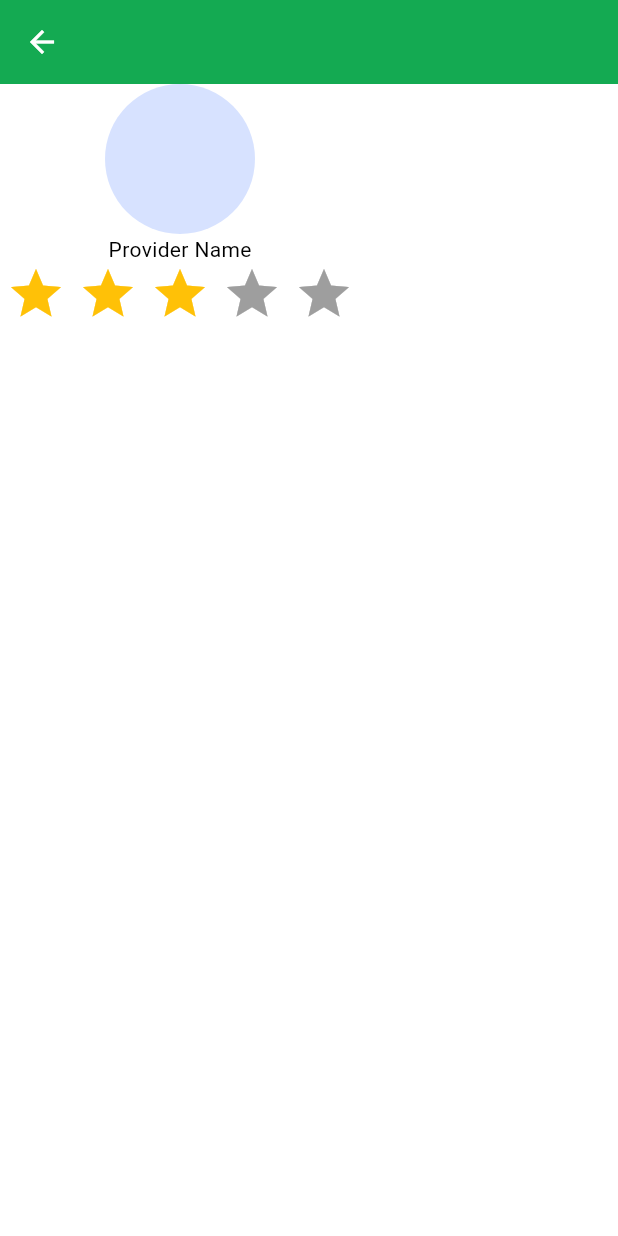
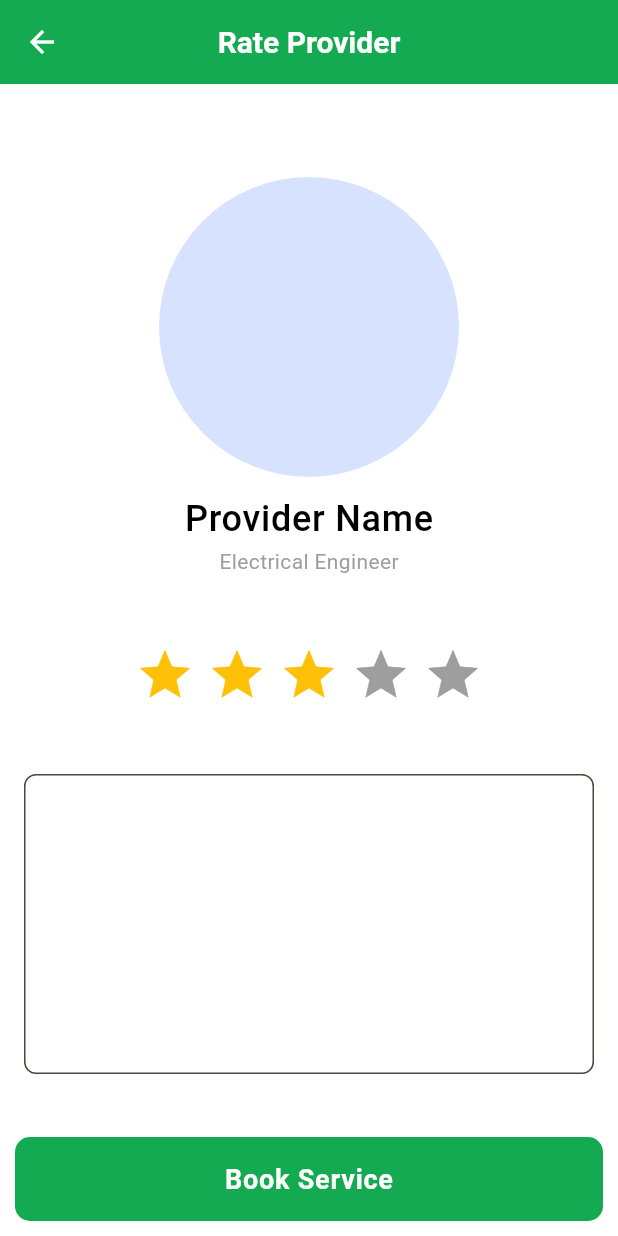
Before and after one commit to Awesomewsdm/service_masters, a Flutter app: the ReviewAndRateProviderScreen screen opened by its route, on a phone screen of 412 x 824 dp. Run offline on Flutter 3.47's test engine with Material 3 defaults, Android fonts, the phone set to English and light mode, and no system bars; drawn by our look-alikes of flutter_rating_bar; our stand-ins replace auto_route, chat_bubbles, cloud_firestore, equatable, firebase_auth, firebase_core and 19 more; missing offline and left inert: agora_rtc_engine, flutter_google_maps_webservices; accounts and stored records are empty.

Commit message:
new commit

```diff
--- a/lib/common/barrels.dart
+++ b/lib/common/barrels.dart
@@ -51,11 +51,13 @@ export "package:service_masters/common/components/methods/break_strings_break_st
 export "package:service_masters/common/components/provider_card_widget.dart";
 export "package:service_masters/common/components/service_card_widget.dart";
 export "package:service_masters/common/components/service_provider_card_widget.dart";
+export "package:service_masters/common/components/snackbar/show_error_snackbar.dart";
 export "package:service_masters/common/components/text/primary_text_widget.dart";
 export "package:service_masters/common/components/text/title_with_description_widget.dart";
 export "package:service_masters/common/components/theme_toggle_button.dart";
 export "package:service_masters/common/components/user_profile/profile_image.dart";
 export "package:service_masters/common/dummy_data.dart";
+export "package:service_masters/common/loading/overlay_loading_widget.dart";
 export "package:service_masters/common/models/user_model.dart";
 export "package:service_masters/common/repositories/user_repository.dart";
 export "package:service_masters/common/routes/app_router_observer.dart";
@@ -93,6 +95,7 @@ export "package:service_masters/service_providers/view/service_providers_screen.
 export "package:service_masters/sign_in/bloc/sign_in_bloc.dart";
 export "package:service_masters/sign_in/view/sign_in_screen.dart";
 export "package:service_masters/sign_up/bloc/sign_up_bloc.dart";
+export "package:service_masters/sign_up/bloc/sign_up_state.dart";
 export "package:service_masters/sign_up/view/sign_up_screen.dart";
 export "package:service_masters/verify_user/views/enter_email_address_screen.dart";
 export "package:service_masters/verify_user/views/enter_phone_number_screen.dart";
--- a/lib/payment/view/payment_screen.dart
+++ b/lib/payment/view/payment_screen.dart
@@ -110,7 +110,8 @@ class _PaymentScreenState extends State<PaymentScreen> {
           child: FloatingActionButton(
             elevation: 0,
             backgroundColor: tPrimaryColor,
-            onPressed: () => context.router.push(const PaymentRoute()),
+            onPressed: () =>
+                context.router.push(const ReviewAndRateProviderRoute()),
             shape: RoundedRectangleBorder(
               borderRadius: BorderRadius.circular(10),
             ),
--- a/lib/profile/view/profile_screen.dart
+++ b/lib/profile/view/profile_screen.dart
@@ -1,3 +1,4 @@
+import "package:service_masters/app/bloc/app_bloc.dart";
 import "package:service_masters/common/barrels.dart";
 import "package:service_masters/profile/bloc/profile_bloc.dart";
 
@@ -7,6 +8,7 @@ class ProfileScreen extends StatelessWidget {
 
   @override
   Widget build(BuildContext context) {
+    final user = context.select((AppBloc bloc) => bloc.state.user);
     return BlocListener<ProfileBloc, ProfileState>(
       listener: (context, state) {
         if (state is ProfileSuccess) {
@@ -192,8 +194,8 @@ class ProfileScreen extends StatelessWidget {
                               Expanded(
                                 child: PrimaryButton(
                                   onPressed: () {
-                                    context.read<ProfileBloc>().add(
-                                          const ProfileSignOut(),
+                                    context.read<AppBloc>().add(
+                                          const AppLogoutRequested(),
                                         );
                                   },
                                   label: "Confirm",
--- a/lib/reviews_and_ratings/view/review_and_rate_provider_screen.dart
+++ b/lib/reviews_and_ratings/view/review_and_rate_provider_screen.dart
@@ -1,5 +1,6 @@
 import "package:flutter_rating_bar/flutter_rating_bar.dart";
 import "package:service_masters/common/barrels.dart";
+import "package:service_masters/common/components/custom_textfield.dart";
 
 @RoutePage()
 class ReviewAndRateProviderScreen extends StatelessWidget {
@@ -8,14 +9,32 @@ class ReviewAndRateProviderScreen extends StatelessWidget {
   Widget build(BuildContext context) {
     return Scaffold(
       appBar: AppBar(
-        title: const Text(""),
+        title: const Text("Rate Provider"),
+        centerTitle: true,
       ),
-      body: Column(
+      body: Padding(
+        padding: const EdgeInsets.all(16.0),
+        child: Column(
           children: [
+            const Spacer(),
             const CircleAvatar(
-            radius: 50,
+              radius: 100,
             ),
-          const Text("Provider Name"),
+            const Gap(10),
+            Text(
+              "Provider Name",
+              style: context.textTheme.bodyLarge!.copyWith(
+                fontWeight: FontWeight.w500,
+                fontSize: 24,
+              ),
+            ),
+            Text(
+              "Electrical Engineer",
+              style: context.textTheme.bodyMedium!.copyWith(
+                color: Colors.grey,
+              ),
+            ),
+            const Spacer(),
             RatingBar.builder(
               initialRating: 3,
               minRating: 1,
@@ -27,9 +46,45 @@ class ReviewAndRateProviderScreen extends StatelessWidget {
               ),
               onRatingUpdate: logger.d,
             ),
-          const Gap(10),
+            const Spacer(),
+            SizedBox(
+              height: 200,
+              child: CustomTextField(
+                controller: TextEditingController(),
+                onTap: () {},
+                hintText: "",
+                expand: true,
+              ),
+            ),
+            const Spacer(flex: 2),
           ],
         ),
+      ),
+      floatingActionButton: Container(
+        padding: const EdgeInsets.symmetric(horizontal: 10.0, vertical: 10.0),
+        color: Colors.transparent,
+        child: SizedBox(
+          width: context.screenWidth,
+          child: FloatingActionButton(
+            elevation: 0,
+            backgroundColor: tPrimaryColor,
+            onPressed: () {
+              context.router.push(const PaymentRoute());
+            },
+            shape: RoundedRectangleBorder(
+              borderRadius: BorderRadius.circular(10),
+            ),
+            child: Text(
+              "Book Service",
+              style: context.textTheme.bodyLarge!.copyWith(
+                color: Colors.white,
+                fontWeight: FontWeight.bold,
+              ),
+            ),
+          ),
+        ),
+      ),
+      floatingActionButtonLocation: FloatingActionButtonLocation.centerDocked,
     );
   }
 }
--- a/lib/sign_up/bloc/sign_up_bloc.dart
+++ b/lib/sign_up/bloc/sign_up_bloc.dart
@@ -1,5 +1,4 @@
 import "package:service_masters/common/barrels.dart";
-import "package:service_masters/sign_up/bloc/sign_up_state.dart";
 
 part "sign_up_event.dart";
 
```
Also changed, not shown: lib/common/routes/route_guard.dart (+9 -5 lines), lib/profile/bloc/profile_bloc.dart (+11 -2 lines), lib/sign_in/view/sign_in_screen.dart (+0 -12 lines), lib/sign_up/view/sign_up_screen.dart (+218 -219 lines). Lines whose indentation alone changed are shown as unchanged.
